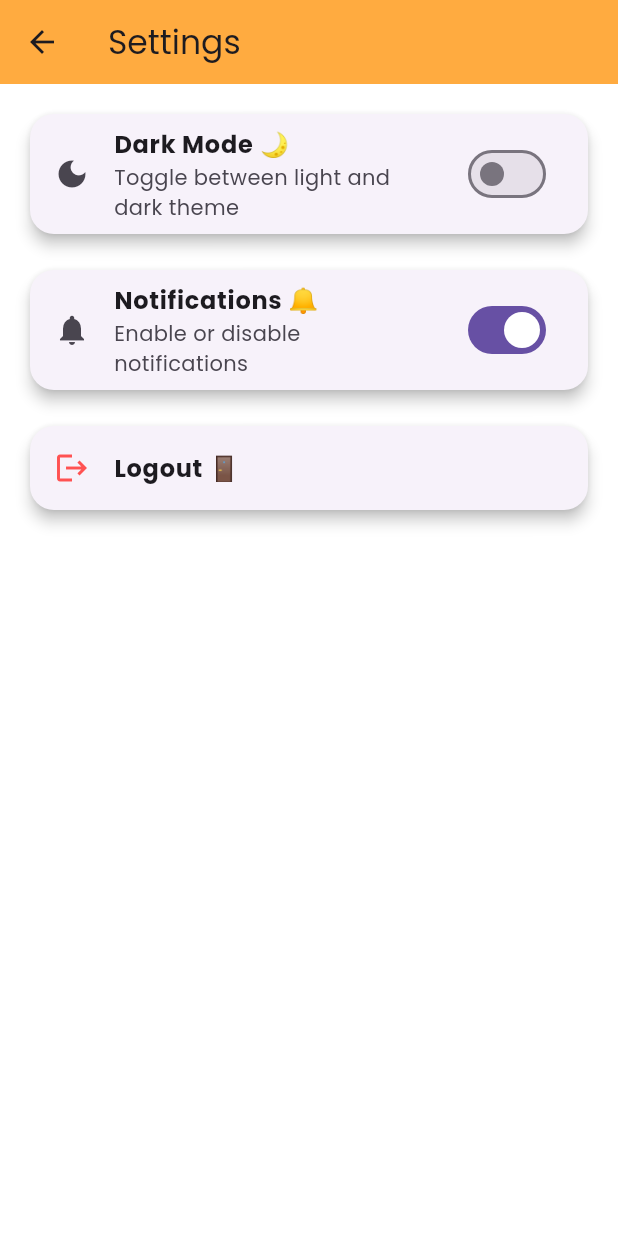
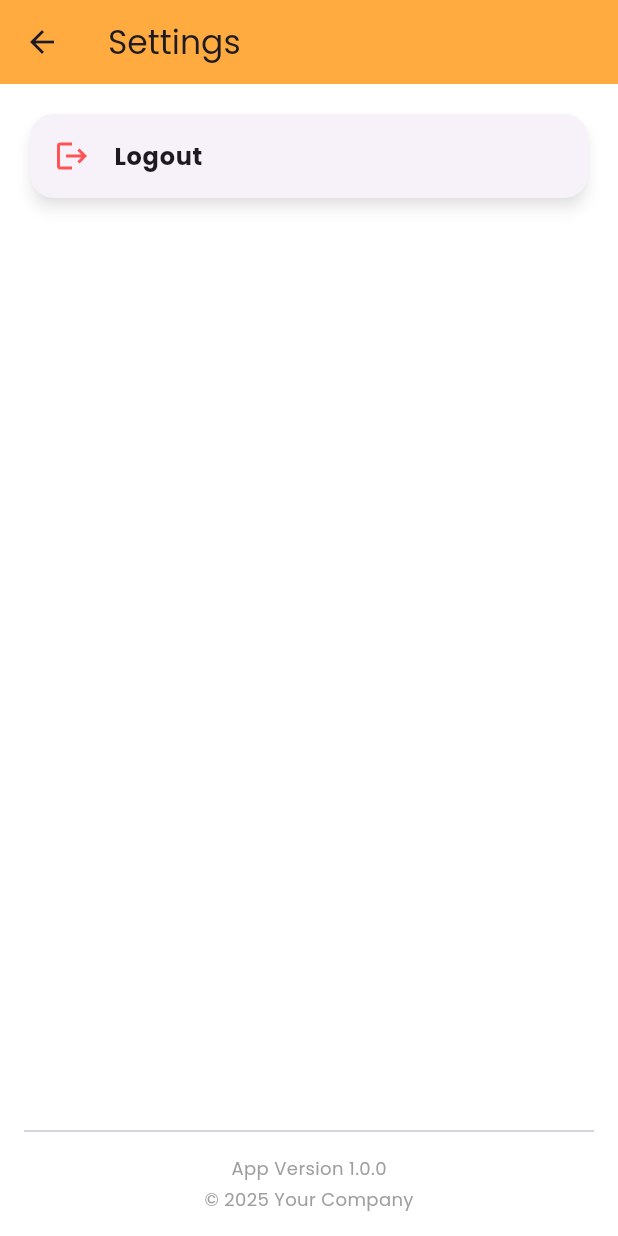
Before and after one commit to Arsema13/kid-s-learning-platfrom, a Flutter app: the AdminSettingsScreen screen opened directly, on a phone screen of 412 x 824 dp. Run offline on Flutter 3.47's test engine with Material 3 defaults, Android fonts, the phone set to English and light mode, and no system bars; our stand-ins replace cloud_firestore, confetti, firebase_auth, firebase_core, google_fonts, lottie and 2 more; accounts and stored records are empty.

Commit message:
updated admin setting

```diff
--- a/lib/screens/admin/admin_settings_screen.dart
+++ b/lib/screens/admin/admin_settings_screen.dart
@@ -1,66 +1,42 @@
 import 'package:flutter/material.dart';
-import 'package:shared_preferences/shared_preferences.dart';
+import 'package:firebase_auth/firebase_auth.dart';
 
-class AdminSettingsScreen extends StatefulWidget {
-  final Function(bool)? onThemeChanged;
-  const AdminSettingsScreen({super.key, this.onThemeChanged});
+class AdminSettingsScreen extends StatelessWidget {
+  const AdminSettingsScreen({super.key});
 
-  @override
-  State<AdminSettingsScreen> createState() => _AdminSettingsScreenState();
-}
-
-class _AdminSettingsScreenState extends State<AdminSettingsScreen> {
-  bool _darkMode = false;
-  bool _notificationsEnabled = true;
-
-  @override
-  void initState() {
-    super.initState();
-    _loadSettings();
-  }
-
-  Future<void> _loadSettings() async {
-    final prefs = await SharedPreferences.getInstance();
-    setState(() {
-      _darkMode = prefs.getBool('darkMode') ?? false;
-      _notificationsEnabled = prefs.getBool('notifications') ?? true;
-    });
-  }
-
-  void _toggleDarkMode(bool value) {
-    setState(() => _darkMode = value);
-    widget.onThemeChanged?.call(value);
-  }
-
-  Future<void> _toggleNotifications(bool value) async {
-    final prefs = await SharedPreferences.getInstance();
-    setState(() => _notificationsEnabled = value);
-    await prefs.setBool('notifications', value);
-  }
-
-  void _logout() {
-    showDialog(
+  Future<void> _logout(BuildContext context) async {
+    final confirm = await showDialog<bool>(
       context: context,
       builder: (_) => AlertDialog(
+        shape: RoundedRectangleBorder(borderRadius: BorderRadius.circular(16)),
         title: const Text("Logout"),
         content: const Text("Are you sure you want to logout?"),
         actions: [
           TextButton(
-            onPressed: () => Navigator.pop(context),
+            onPressed: () => Navigator.pop(context, false),
             child: const Text("Cancel"),
           ),
           ElevatedButton(
-            onPressed: () {
-              Navigator.pop(context);
-              ScaffoldMessenger.of(context).showSnackBar(
-                const SnackBar(content: Text("Logged out successfully!")),
-              );
-            },
+            style: ElevatedButton.styleFrom(
+              backgroundColor: Colors.redAccent,
+              shape: RoundedRectangleBorder(
+                borderRadius: BorderRadius.circular(12),
+              ),
+            ),
+            onPressed: () => Navigator.pop(context, true),
             child: const Text("Logout"),
           ),
         ],
       ),
     );
+
+    if (confirm == true) {
+      await FirebaseAuth.instance.signOut();
+      if (context.mounted) {
+        Navigator.of(context)
+            .pushNamedAndRemoveUntil('/login', (route) => false);
+      }
+    }
   }
 
   @override
@@ -69,55 +45,45 @@ class _AdminSettingsScreenState extends State<AdminSettingsScreen> {
       appBar: AppBar(
         title: const Text("Settings"),
         backgroundColor: Colors.orangeAccent,
+        elevation: 0,
       ),
       body: Padding(
         padding: const EdgeInsets.all(16.0),
         child: Column(
           children: [
+            // Logout Button
             Card(
+              shape: RoundedRectangleBorder(
+                borderRadius: BorderRadius.circular(16),
+              ),
               elevation: 4,
-              shape:
-                  RoundedRectangleBorder(borderRadius: BorderRadius.circular(16)),
-              child: SwitchListTile(
-                title: const Text(
-                  "Dark Mode 🌙",
-                  style: TextStyle(fontWeight: FontWeight.bold),
-                ),
-                subtitle: const Text("Toggle between light and dark theme"),
-                value: _darkMode,
-                onChanged: _toggleDarkMode,
-                secondary: const Icon(Icons.dark_mode),
-              ),
-            ),
-            const SizedBox(height: 16),
-            Card(
-              elevation: 4,
-              shape:
-                  RoundedRectangleBorder(borderRadius: BorderRadius.circular(16)),
-              child: SwitchListTile(
-                title: const Text(
-                  "Notifications 🔔",
-                  style: TextStyle(fontWeight: FontWeight.bold),
-                ),
-                subtitle: const Text("Enable or disable notifications"),
-                value: _notificationsEnabled,
-                onChanged: _toggleNotifications,
-                secondary: const Icon(Icons.notifications),
-              ),
-            ),
-            const SizedBox(height: 16),
-            Card(
-              elevation: 4,
-              shape:
-                  RoundedRectangleBorder(borderRadius: BorderRadius.circular(16)),
+              shadowColor: Colors.grey.withOpacity(0.3),
               child: ListTile(
                 leading: const Icon(Icons.logout, color: Colors.redAccent),
                 title: const Text(
-                  "Logout 🚪",
-                  style: TextStyle(fontWeight: FontWeight.bold),
+                  "Logout",
+                  style: TextStyle(fontWeight: FontWeight.bold, fontSize: 16),
                 ),
-                onTap: _logout,
+                onTap: () => _logout(context),
               ),
+            ),
+            const Spacer(),
+
+            // App Info
+            Column(
+              children: const [
+                Divider(),
+                SizedBox(height: 8),
+                Text(
+                  "App Version 1.0.0",
+                  style: TextStyle(color: Colors.grey, fontSize: 12),
+                ),
+                SizedBox(height: 4),
+                Text(
+                  "© 2025 Your Company",
+                  style: TextStyle(color: Colors.grey, fontSize: 12),
+                ),
+              ],
             ),
           ],
         ),
```
